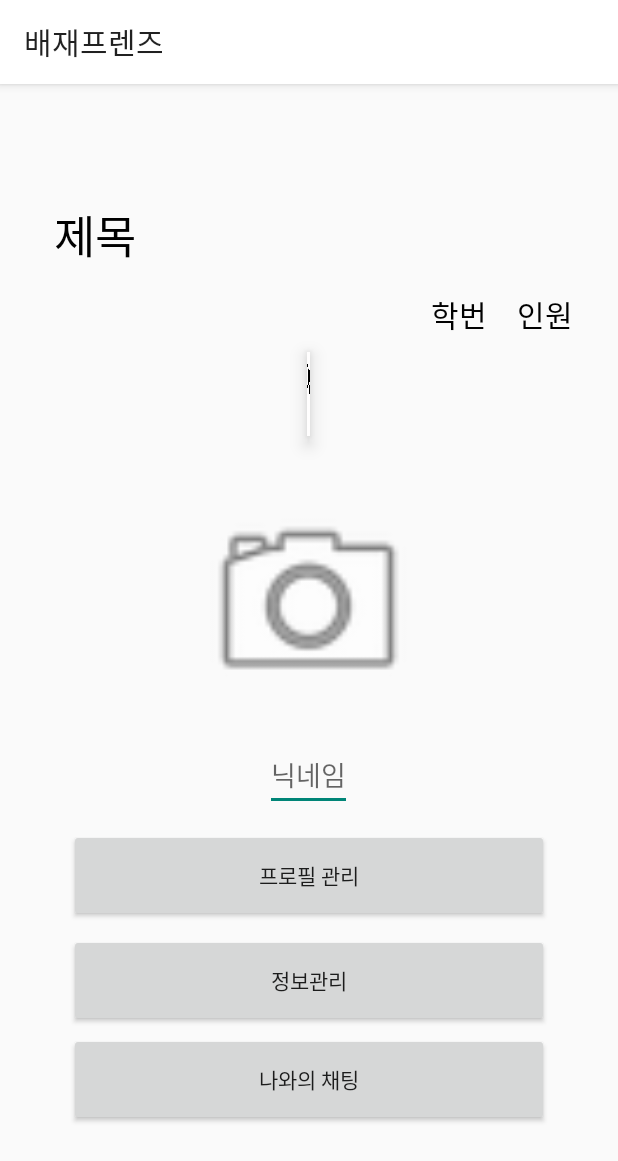
After one commit to GYUWON-CHOI/paichai_freinds, an Android app: the fragment Frag3 shown on its own in the app's theme, on a phone screen of 412 x 824 dp. The commit adds this screen. Shown: the top 1161 px of the screen. Run offline under Robolectric (Android 15) with nearby library versions, the phone set to English and light mode, and no system bars.

Commit message:
frag1이 이제 하단 메뉴에서 채팅 넣으면 되는곳이고 frag2가 이제 메인 메뉴 버튼인데 그거 아직 못함 frag3가 이제 마이 페이 이동 일단 이동은 가능 버튼profile로 이동되는지는 아직 확인 못함 Frag1자바 코드 경우Frag3 참고하면 됨 둘이 똑같이 되어 있을거야 마지막으로 Main_bottomchart java 코드는 삭제할 때
class com.example.myapplication.Main_bottomchart has 1 usage that is not safe to delete 이 문구 떠서 일단 같이 보내는데 필요 없어 보여

```diff
--- a/app/build.gradle
+++ b/app/build.gradle
@@ -9,6 +9,7 @@ apply plugin: 'com.google.gms.google-services'
 android {
     namespace 'com.example.myapplication'
     compileSdk 34
+
 
     defaultConfig {
         applicationId "com.example.myapplication"
@@ -48,4 +49,7 @@ dependencies {
     implementation("com.github.bumptech.glide:glide:4.10.0")
     annotationProcessor("com.github.bumptech.glide:compiler:4.10.0")
     implementation("com.google.firebase:firebase-database:20.3.0")
+    implementation 'com.google.android.material:material:1.10.0-rc01'
+    testImplementation 'junit:junit:4.+'
+
 }
--- /dev/null
+++ b/app/src/main/java/com/example/myapplication/Frag3.java
@@ -0,0 +1,31 @@
+package com.example.myapplication;
+
+import android.content.Intent;
+import android.os.Bundle;
+import android.view.LayoutInflater;
+
+import android.view.View;
+import android.view.ViewGroup;
+
+import androidx.annotation.NonNull;
+import androidx.annotation.Nullable;
+import androidx.fragment.app.Fragment;
+import com.example.myapplication.R;
+
+public class Frag3 extends Fragment {
+    private View view;
+
+    @Nullable
+    @Override
+    //하단 메뉴바
+    public View onCreateView(@NonNull LayoutInflater inflater, @Nullable ViewGroup container, @Nullable Bundle savedInstanceState) {
+        view = inflater.inflate(R.layout.frag3, container, false);
+
+        return view;
+    }
+    //profile로 화면전환
+    private void onProfileButtonClick(){
+        Intent intent = new Intent(getActivity(),com.example.myapplication.profile.class);
+        startActivity(intent);
+    }
+}
--- /dev/null
+++ b/app/src/main/res/drawable/ic_baseline_chat.xml
@@ -0,0 +1,5 @@
+<vector android:height="24dp" android:tint="#FFE900"
+    android:viewportHeight="24" android:viewportWidth="24"
+    android:width="24dp" xmlns:android="http://schemas.android.com/apk/res/android">
+    <path android:fillColor="@android:color/white" android:pathData="M20,2L4,2c-1.1,0 -2,0.9 -2,2v18l4,-4h14c1.1,0 2,-0.9 2,-2L22,4c0,-1.1 -0.9,-2 -2,-2zM20,16L6,16l-2,2L4,4h16v12z"/>
+</vector>
--- /dev/null
+++ b/app/src/main/res/drawable/ic_baseline_home_24.xml
@@ -0,0 +1,5 @@
+<vector android:height="24dp" android:tint="#E33875"
+    android:viewportHeight="24" android:viewportWidth="24"
+    android:width="24dp" xmlns:android="http://schemas.android.com/apk/res/android">
+    <path android:fillColor="@android:color/white" android:pathData="M10,20v-6h4v6h5v-8h3L12,3 2,12h3v8z"/>
+</vector>
--- /dev/null
+++ b/app/src/main/res/drawable/ic_baseline_person.xml
@@ -0,0 +1,5 @@
+<vector android:height="24dp" android:tint="#082367"
+    android:viewportHeight="24" android:viewportWidth="24"
+    android:width="24dp" xmlns:android="http://schemas.android.com/apk/res/android">
+    <path android:fillColor="@android:color/white" android:pathData="M12,12c2.21,0 4,-1.79 4,-4s-1.79,-4 -4,-4 -4,1.79 -4,4 1.79,4 4,4zM12,14c-2.67,0 -8,1.34 -8,4v2h16v-2c0,-2.66 -5.33,-4 -8,-4z"/>
+</vector>
--- /dev/null
+++ b/app/src/main/res/drawable/main_bottom_color.xml
@@ -0,0 +1,5 @@
+<?xml version="1.0" encoding="utf-8"?>
+<selector xmlns:android="http://schemas.android.com/apk/res/android">
+    <item android:state_checked="true" android:color="#000000"/>
+    <item android:state_checked="false" android:color="#A6A6A6"/>
+</selector>
--- /dev/null
+++ b/app/src/main/res/layout/frag3.xml
@@ -0,0 +1,97 @@
+<?xml version="1.0" encoding="utf-8"?>
+<LinearLayout
+    xmlns:android="http://schemas.android.com/apk/res/android"
+    xmlns:app="http://schemas.android.com/apk/res-auto"
+    xmlns:tools="http://schemas.android.com/tools"
+    android:layout_width="match_parent"
+    android:layout_height="match_parent"
+    android:orientation="vertical"
+    android:gravity="center">
+
+
+    <include
+        android:id="@+id/include"
+        layout="@layout/list_item"
+        tools:layout_editor_absoluteX="0dp"
+        tools:layout_editor_absoluteY="0dp"
+        app:layout_constraintTop_toTopOf="parent"/>
+
+    <com.google.android.material.bottomnavigation.BottomNavigationView
+        android:id="@+id/bottomNavi_frag3"
+        android:layout_width="2dp"
+        android:layout_height="wrap_content"
+        android:layout_marginBottom="4dp"
+        android:background="#FFFEFE"
+        app:itemIconTint="@color/black"
+        app:itemTextColor="@color/black"
+        app:layout_constraintBottom_toBottomOf="parent"
+        app:layout_constraintEnd_toEndOf="parent"
+        app:layout_constraintHorizontal_bias="0.0"
+        app:layout_constraintStart_toStartOf="parent"
+        app:menu="@menu/bottom_menu" />
+
+    <ImageView
+        android:id="@+id/myImageView"
+        android:layout_width="150dp"
+        android:layout_height="150dp"
+        android:layout_marginTop="32dp"
+        android:scaleType="centerCrop"
+        android:src="@android:drawable/ic_menu_camera"
+        app:layout_constraintBottom_toTopOf="@id/nickname"
+        app:layout_constraintEnd_toEndOf="parent"
+        app:layout_constraintHorizontal_bias="0.5"
+        app:layout_constraintStart_toStartOf="parent"
+        app:layout_constraintTop_toBottomOf="@+id/include"
+        app:layout_constraintVertical_bias="0.5" />
+
+    <EditText
+        android:id="@+id/nickname"
+        android:layout_width="wrap_content"
+        android:layout_height="wrap_content"
+        android:layout_marginTop="16dp"
+        android:hint="닉네임"
+        android:textAlignment="center"
+        app:layout_constraintEnd_toEndOf="parent"
+        app:layout_constraintHorizontal_bias="0.5"
+        app:layout_constraintStart_toStartOf="parent"
+        app:layout_constraintTop_toBottomOf="@id/myImageView"
+        app:layout_constraintVertical_bias="0.5" />
+
+
+    <Button
+        android:id="@+id/profile"
+        android:layout_width="320dp"
+        android:layout_height="62dp"
+        android:layout_marginTop="12dp"
+        android:text="프로필 관리"
+        android:textAlignment="center"
+        app:layout_constraintEnd_toEndOf="parent"
+        app:layout_constraintHorizontal_bias="0.496"
+        app:layout_constraintStart_toStartOf="parent"
+        app:layout_constraintTop_toBottomOf="@id/nickname"
+        android:onClick="onProfileButtonClick"/>
+
+    <Button
+        android:id="@+id/info"
+        android:layout_width="320dp"
+        android:layout_height="62dp"
+        android:layout_marginTop="8dp"
+        android:text="정보관리"
+        android:textAlignment="center"
+        app:layout_constraintEnd_toEndOf="parent"
+        app:layout_constraintHorizontal_bias="0.496"
+        app:layout_constraintStart_toStartOf="parent"
+        app:layout_constraintTop_toBottomOf="@id/profile" />
+
+    <Button
+        android:id="@+id/chat"
+        android:layout_width="320dp"
+        android:layout_height="62dp"
+        android:layout_marginTop="4dp"
+        android:text="나와의 채팅"
+        android:textAlignment="center"
+        app:layout_constraintEnd_toEndOf="parent"
+        app:layout_constraintHorizontal_bias="0.496"
+        app:layout_constraintStart_toStartOf="parent"
+        app:layout_constraintTop_toBottomOf="@id/info" />
+</LinearLayout>
--- /dev/null
+++ b/app/src/main/res/menu/bottom_menu.xml
@@ -0,0 +1,22 @@
+<?xml version="1.0" encoding="utf-8"?>
+<menu xmlns:android="http://schemas.android.com/apk/res/android"
+    xmlns:app="http://schemas.android.com/apk/res-auto">
+    <item
+        android:id="@+id/menu_chat"
+        android:enabled="true"
+        android:icon="@drawable/ic_baseline_chat"
+        android:title="chat"
+        app:showAsAction="always"/>
+    <item
+        android:id="@+id/menu_home"
+        android:enabled="true"
+        android:icon="@drawable/ic_baseline_home_24"
+        android:title="Home"
+        app:showAsAction="always"/>
+    <item
+        android:id="@+id/menu_profile"
+        android:enabled="true"
+        android:icon="@drawable/ic_baseline_person"
+        android:title="Profile"
+        app:showAsAction="always"/>
+</menu>
--- a/app/src/main/res/values/strings.xml
+++ b/app/src/main/res/values/strings.xml
@@ -1,3 +1,5 @@
 <resources>
     <string name="app_name">배재프렌즈</string>
+    <!-- TODO: Remove or change this placeholder text -->
+    <string name="hello_blank_fragment">Hello blank fragment</string>
 </resources>
```
Also changed, not shown: app/src/main/java/com/example/myapplication/Frag1.java (added, +24 -0 lines), app/src/main/java/com/example/myapplication/Frag2.java (added, +24 -0 lines), app/src/main/java/com/example/myapplication/MainActivity.java (+62 -3 lines), app/src/main/java/com/example/myapplication/Main_bottomchart.java (added, +79 -0 lines), app/src/main/java/com/example/myapplication/profile.java (added, +18 -0 lines), app/src/main/res/layout/activity_bottom_menu.xml (added, +34 -0 lines), app/src/main/res/layout/activity_main.xml (+26 -0 lines), app/src/main/res/layout/frag1.xml (added, +12 -0 lines), app/src/main/res/layout/frag2.xml (added, +12 -0 lines), app/src/main/res/layout/profile.xml (added, +101 -0 lines).
